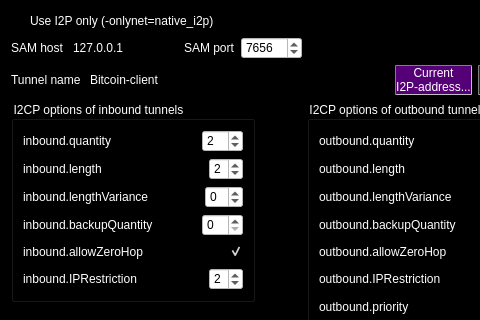
waffle-iron/DarkSilk-Release-Candidate, file src/qt/forms/i2poptionswidget.ui: the form before one commit; both pictures show x 0 to 480 and y 0 to 320 of the 566 by 414 pixel window.
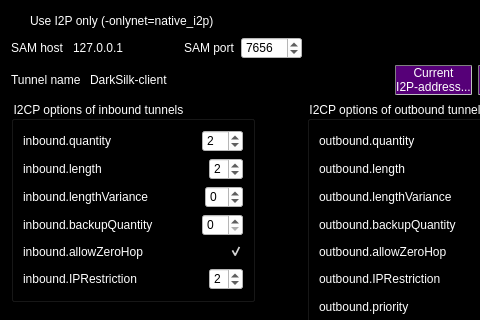
The form after the commit.

```diff
--- a/src/qt/forms/i2poptionswidget.ui
+++ b/src/qt/forms/i2poptionswidget.ui
@@ -157,7 +157,7 @@
         <string notr="true">color: rgb(255, 255, 255);</string>
        </property>
        <property name="text">
-        <string>Bitcoin-client</string>
+        <string>DarkSilk-client</string>
        </property>
       </widget>
      </item>
```
